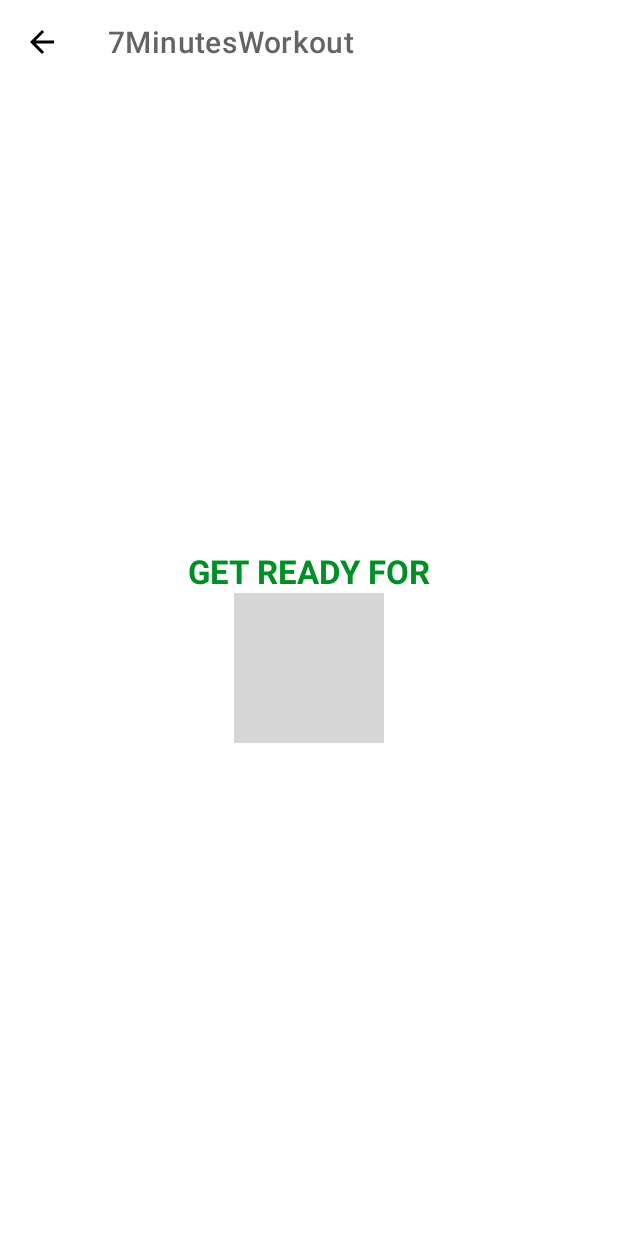
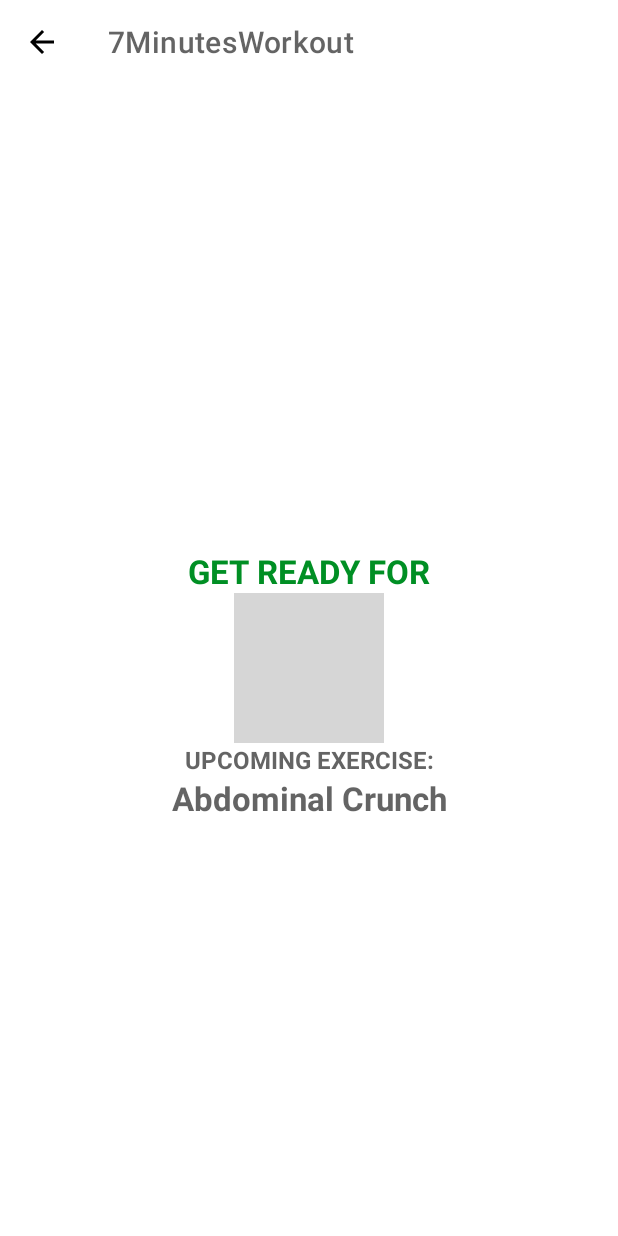
Before and after one commit to koolunkle/7MinutesWorkout, an Android app: the ExerciseActivity screen opened directly, with no data from a screen before it, on a phone screen of 412 x 824 dp. Run offline under Robolectric (Android 15) with nearby library versions, the phone set to English and light mode, and no system bars; grey boxes are pictures that could not be loaded.

Commit message:
RestView - Upcoming Exercise 텍스트 추가

```diff
--- a/app/src/main/java/com/udemy/a7minutesworkout/ExerciseActivity.kt
+++ b/app/src/main/java/com/udemy/a7minutesworkout/ExerciseActivity.kt
@@ -47,7 +47,6 @@
             restTimer?.cancel()
             restProgress = 0
         }
-
         if (exerciseTimer != null) {
             exerciseTimer?.cancel()
             exerciseProgress = 0
@@ -62,11 +61,14 @@
         binding.tvExerciseName.visibility = View.INVISIBLE
         binding.flExerciseView.visibility = View.INVISIBLE
         binding.ivImage.visibility = View.INVISIBLE
+        binding.tvUpcomingLabel.visibility = View.VISIBLE
+        binding.tvUpcomingExerciseName.visibility = View.VISIBLE
 
         if (restTimer != null) {
             restTimer?.cancel()
             restProgress = 0
         }
+        binding.tvUpcomingExerciseName.text = exerciseList!![currentExercisePosition + 1].getName()
         setRestProgressBar()
     }
 
@@ -76,6 +78,8 @@
         binding.tvExerciseName.visibility = View.VISIBLE
         binding.flExerciseView.visibility = View.VISIBLE
         binding.ivImage.visibility = View.VISIBLE
+        binding.tvUpcomingLabel.visibility = View.INVISIBLE
+        binding.tvUpcomingExerciseName.visibility = View.INVISIBLE
 
         if (exerciseTimer != null) {
             exerciseTimer?.cancel()
@@ -83,7 +87,6 @@
         }
         binding.ivImage.setImageResource(exerciseList!![currentExercisePosition].getImage())
         binding.tvExerciseName.text = exerciseList!![currentExercisePosition].getName()
-
         setExerciseProgressBar()
     }
 
@@ -124,5 +127,4 @@
             }
         }.start()
     }
-
 }
--- a/app/src/main/res/layout/activity_exercise.xml
+++ b/app/src/main/res/layout/activity_exercise.xml
@@ -71,6 +71,35 @@
 
     </FrameLayout>
 
+    <TextView
+        android:id="@+id/tv_upcoming_label"
+        android:layout_width="wrap_content"
+        android:layout_height="wrap_content"
+        android:text="@string/upcoming_exercise"
+        android:textColor="@color/colorPrimary"
+        android:textSize="16sp"
+        android:textStyle="bold"
+        android:visibility="gone"
+        app:layout_constraintBottom_toTopOf="@+id/tv_upcoming_exercise_name"
+        app:layout_constraintEnd_toEndOf="parent"
+        app:layout_constraintStart_toStartOf="parent"
+        app:layout_constraintTop_toBottomOf="@+id/fl_rest_view"
+        tools:visibility="visible" />
+
+    <TextView
+        android:id="@+id/tv_upcoming_exercise_name"
+        android:layout_width="wrap_content"
+        android:layout_height="wrap_content"
+        android:text="@string/exercise_name"
+        android:textColor="@color/colorPrimary"
+        android:textSize="22sp"
+        android:textStyle="bold"
+        android:visibility="gone"
+        app:layout_constraintEnd_toEndOf="parent"
+        app:layout_constraintStart_toStartOf="parent"
+        app:layout_constraintTop_toBottomOf="@+id/tv_upcoming_label"
+        tools:visibility="visible" />
+
     <ImageView
         android:id="@+id/iv_image"
         android:layout_width="match_parent"
--- a/app/src/main/res/values/strings.xml
+++ b/app/src/main/res/values/strings.xml
@@ -3,4 +3,5 @@
     <string name="start">START</string>
     <string name="get_ready_for">GET READY FOR</string>
     <string name="exercise_name">Exercise Name</string>
+    <string name="upcoming_exercise">UPCOMING EXERCISE:</string>
 </resources>
```
